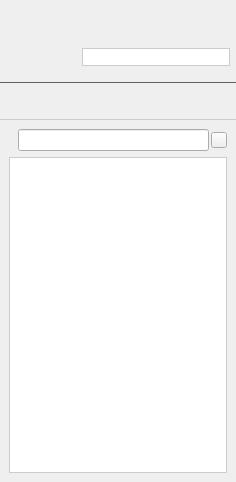
Qt form retroshare-gui/src/gui/MessengerWindow.ui (RetroShare/RetroShare) before a commit.
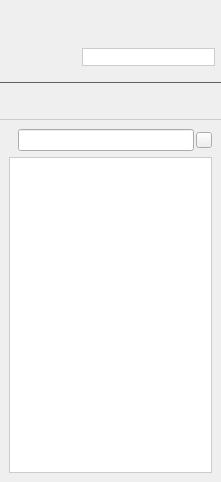
The same form after that commit. Icons and pictures are not drawn.

Commit message: removed the minimum size for the Status Button in MessengerWindow

Patch:
```diff
--- a/retroshare-gui/src/gui/MessengerWindow.ui
+++ b/retroshare-gui/src/gui/MessengerWindow.ui
@@ -6,7 +6,7 @@
    <rect>
     <x>0</x>
     <y>0</y>
-    <width>236</width>
+    <width>221</width>
     <height>482</height>
    </rect>
   </property>
@@ -96,7 +96,7 @@
            </property>
            <property name="minimumSize">
             <size>
-             <width>100</width>
+             <width>0</width>
              <height>0</height>
             </size>
            </property>
```
Left out of the diff: 2 changed lines with no effect on the pictures.
